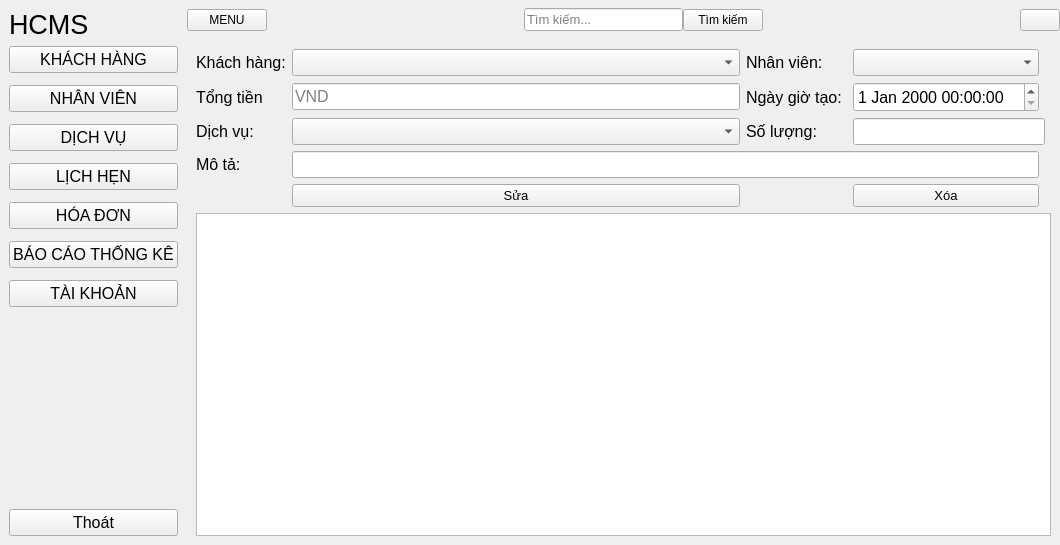
The window that views/admin.ui (id4wndatt/Healthcare_management_system_PyApp) describes before a commit, drawn with Qt 5.
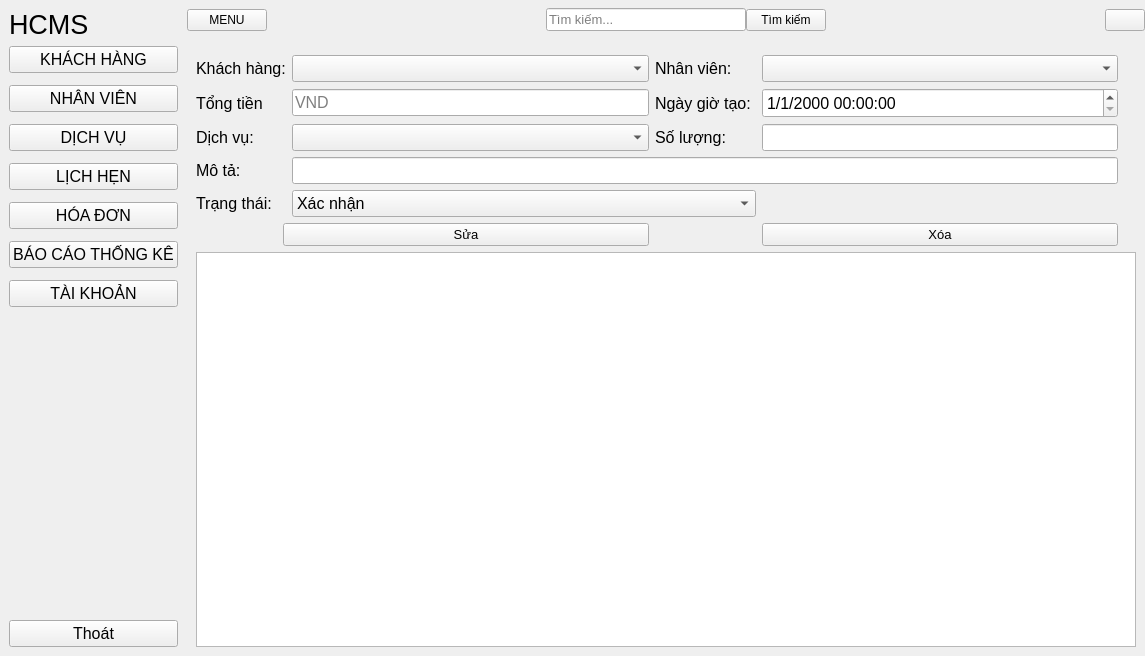
The same window after the commit. The open tabs and pages were chosen to show the change. Icons and pictures are not drawn.

Commit message: Tạo lớp xử lý nghiệp vụ Admin và cập nhật các lớp ở Models

```diff
--- a/views/admin.ui
+++ b/views/admin.ui
@@ -6,8 +6,8 @@
    <rect>
     <x>0</x>
     <y>0</y>
-    <width>1060</width>
-    <height>545</height>
+    <width>1145</width>
+    <height>656</height>
    </rect>
   </property>
   <property name="windowTitle">
@@ -260,10 +260,7 @@
     </item>
     <item row="0" column="1">
      <widget class="QWidget" name="widget_3" native="true">
-      <layout class="QVBoxLayout" name="verticalLayout_5">
-       <property name="spacing">
-        <number>0</number>
-       </property>
+      <layout class="QGridLayout" name="gridLayout_4">
        <property name="leftMargin">
         <number>0</number>
        </property>
@@ -276,7 +273,7 @@
        <property name="bottomMargin">
         <number>0</number>
        </property>
-       <item>
+       <item row="0" column="0">
         <widget class="QWidget" name="widget" native="true">
          <property name="minimumSize">
           <size>
@@ -388,7 +385,7 @@
          </layout>
         </widget>
        </item>
-       <item>
+       <item row="1" column="0">
         <widget class="QStackedWidget" name="stackedWidget">
          <property name="currentIndex">
           <number>1</number>
@@ -1147,8 +1144,107 @@
           </layout>
          </widget>
          <widget class="QWidget" name="page_hd">
-          <layout class="QGridLayout" name="gridLayout_4">
+          <layout class="QGridLayout" name="gridLayout_8">
+           <item row="1" column="0" colspan="2">
+            <widget class="QLabel" name="label_63">
+             <property name="font">
+              <font>
+               <pointsize>12</pointsize>
+              </font>
+             </property>
+             <property name="text">
+              <string>Khách hàng:</string>
+             </property>
+            </widget>
+           </item>
            <item row="6" column="0">
+            <widget class="QLabel" name="label_67">
+             <property name="font">
+              <font>
+               <pointsize>12</pointsize>
+              </font>
+             </property>
+             <property name="text">
+              <string>Mô tả: </string>
+             </property>
+            </widget>
+           </item>
+           <item row="7" column="0">
+            <widget class="QLabel" name="label_102">
+             <property name="font">
+              <font>
+               <pointsize>12</pointsize>
+              </font>
+             </property>
+             <property name="text">
+              <string>Trạng thái: </string>
+             </property>
+            </widget>
+           </item>
+           <item row="1" column="2">
+            <widget class="QComboBox" name="cbb_kh_hd">
+             <property name="font">
+              <font>
+               <pointsize>12</pointsize>
+              </font>
+             </property>
+            </widget>
+           </item>
+           <item row="1" column="3">
+            <widget class="QLabel" name="label_64">
+             <property name="font">
+              <font>
+               <pointsize>12</pointsize>
+              </font>
+             </property>
+             <property name="text">
+              <string>Nhân viên:</string>
+             </property>
+            </widget>
+           </item>
+           <item row="1" column="4">
+            <widget class="QComboBox" name="cbb_nv_hd">
+             <property name="font">
+              <font>
+               <pointsize>12</pointsize>
+              </font>
+             </property>
+            </widget>
+           </item>
+           <item row="8" column="1" colspan="2">
+            <widget class="QPushButton" name="btn_sua_hd">
+             <property name="font">
+              <font>
+               <pointsize>10</pointsize>
+              </font>
+             </property>
+             <property name="text">
+              <string>Sửa</string>
+             </property>
+            </widget>
+           </item>
+           <item row="9" column="0" colspan="8">
+            <widget class="QTableWidget" name="tbl_hd">
+             <property name="font">
+              <font>
+               <pointsize>10</pointsize>
+              </font>
+             </property>
+            </widget>
+           </item>
+           <item row="2" column="2">
+            <widget class="QLineEdit" name="txt_tongtien_hd">
+             <property name="font">
+              <font>
+               <pointsize>12</pointsize>
+              </font>
+             </property>
+             <property name="placeholderText">
+              <string>VND</string>
+             </property>
+            </widget>
+           </item>
+           <item row="2" column="0">
             <widget class="QLabel" name="label_65">
              <property name="font">
               <font>
@@ -1160,19 +1256,7 @@
              </property>
             </widget>
            </item>
-           <item row="6" column="1">
-            <widget class="QLineEdit" name="txt_tongtien_hd">
-             <property name="font">
-              <font>
-               <pointsize>12</pointsize>
-              </font>
-             </property>
-             <property name="placeholderText">
-              <string>VND</string>
-             </property>
-            </widget>
-           </item>
-           <item row="6" column="2">
+           <item row="2" column="3">
             <widget class="QLabel" name="label_66">
              <property name="font">
               <font>
@@ -1184,8 +1268,8 @@
              </property>
             </widget>
            </item>
-           <item row="6" column="3">
-            <widget class="QDateTimeEdit" name="dateTimeEdit">
+           <item row="2" column="4">
+            <widget class="QDateTimeEdit" name="date_hd">
              <property name="minimumSize">
               <size>
                <width>0</width>
@@ -1203,9 +1287,24 @@
                <pointsize>12</pointsize>
               </font>
              </property>
+             <property name="displayFormat">
+              <string>d/M/yyyy hh:mm:ss</string>
+             </property>
             </widget>
            </item>
-           <item row="7" column="2">
+           <item row="3" column="4">
+            <widget class="QLineEdit" name="txt_soluong_hdct">
+             <property name="font">
+              <font>
+               <pointsize>12</pointsize>
+              </font>
+             </property>
+             <property name="placeholderText">
+              <string/>
+             </property>
+            </widget>
+           </item>
+           <item row="3" column="3">
             <widget class="QLabel" name="label_68">
              <property name="font">
               <font>
@@ -1217,7 +1316,16 @@
              </property>
             </widget>
            </item>
-           <item row="7" column="0">
+           <item row="3" column="2">
+            <widget class="QComboBox" name="cbb_dv_hdct">
+             <property name="font">
+              <font>
+               <pointsize>12</pointsize>
+              </font>
+             </property>
+            </widget>
+           </item>
+           <item row="3" column="0">
             <widget class="QLabel" name="label_98">
              <property name="font">
               <font>
@@ -1229,40 +1337,7 @@
              </property>
             </widget>
            </item>
-           <item row="10" column="0">
-            <widget class="QLabel" name="label_67">
-             <property name="font">
-              <font>
-               <pointsize>12</pointsize>
-              </font>
-             </property>
-             <property name="text">
-              <string>Mô tả: </string>
-             </property>
-            </widget>
-           </item>
-           <item row="4" column="0">
-            <widget class="QLabel" name="label_63">
-             <property name="font">
-              <font>
-               <pointsize>12</pointsize>
-              </font>
-             </property>
-             <property name="text">
-              <string>Khách hàng:</string>
-             </property>
-            </widget>
-           </item>
-           <item row="12" column="0" colspan="6">
-            <widget class="QTableWidget" name="tbl_hd">
-             <property name="font">
-              <font>
-               <pointsize>10</pointsize>
-              </font>
-             </property>
-            </widget>
-           </item>
-           <item row="10" column="1" colspan="3">
+           <item row="6" column="2" colspan="3">
             <widget class="QLineEdit" name="txt_mota_hd">
              <property name="font">
               <font>
@@ -1274,58 +1349,26 @@
              </property>
             </widget>
            </item>
-           <item row="7" column="1">
-            <widget class="QComboBox" name="cbb_dv_hdct">
+           <item row="7" column="2" colspan="2">
+            <widget class="QComboBox" name="cbb_trangthai_hd">
              <property name="font">
               <font>
                <pointsize>12</pointsize>
               </font>
              </property>
+             <item>
+              <property name="text">
+               <string>Xác nhận</string>
+              </property>
+             </item>
+             <item>
+              <property name="text">
+               <string>Chờ xác nhận</string>
+              </property>
+             </item>
             </widget>
            </item>
-           <item row="4" column="2">
-            <widget class="QLabel" name="label_64">
-             <property name="font">
-              <font>
-               <pointsize>12</pointsize>
-              </font>
-             </property>
-             <property name="text">
-              <string>Nhân viên: </string>
-             </property>
-            </widget>
-           </item>
-           <item row="7" column="3" colspan="2">
-            <widget class="QLineEdit" name="txt_soluong_hdct">
-             <property name="font">
-              <font>
-               <pointsize>12</pointsize>
-              </font>
-             </property>
-             <property name="placeholderText">
-              <string/>
-             </property>
-            </widget>
-           </item>
-           <item row="4" column="3">
-            <widget class="QComboBox" name="cbb_nv_hd">
-             <property name="font">
-              <font>
-               <pointsize>12</pointsize>
-              </font>
-             </property>
-            </widget>
-           </item>
-           <item row="4" column="1">
-            <widget class="QComboBox" name="cbb_kh_hd">
-             <property name="font">
-              <font>
-               <pointsize>12</pointsize>
-              </font>
-             </property>
-            </widget>
-           </item>
-           <item row="11" column="3">
+           <item row="8" column="4">
             <widget class="QPushButton" name="btn_xoa_hd">
              <property name="font">
               <font>
@@ -1337,18 +1380,6 @@
              </property>
             </widget>
            </item>
-           <item row="11" column="1">
-            <widget class="QPushButton" name="btn_sua_hd">
-             <property name="font">
-              <font>
-               <pointsize>10</pointsize>
-              </font>
-             </property>
-             <property name="text">
-              <string>Sửa</string>
-             </property>
-            </widget>
-           </item>
           </layout>
          </widget>
          <widget class="QWidget" name="page_bctk">
```
Left out of the diff: 204 changed lines with no effect on the pictures. The commit also changes 43 other files.
